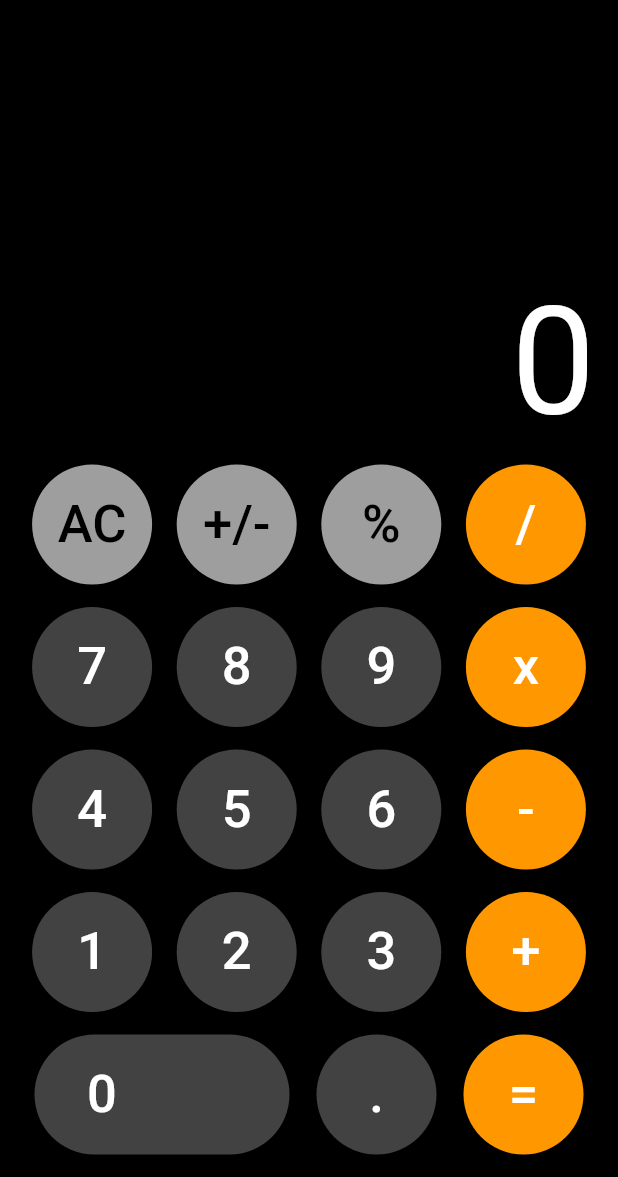
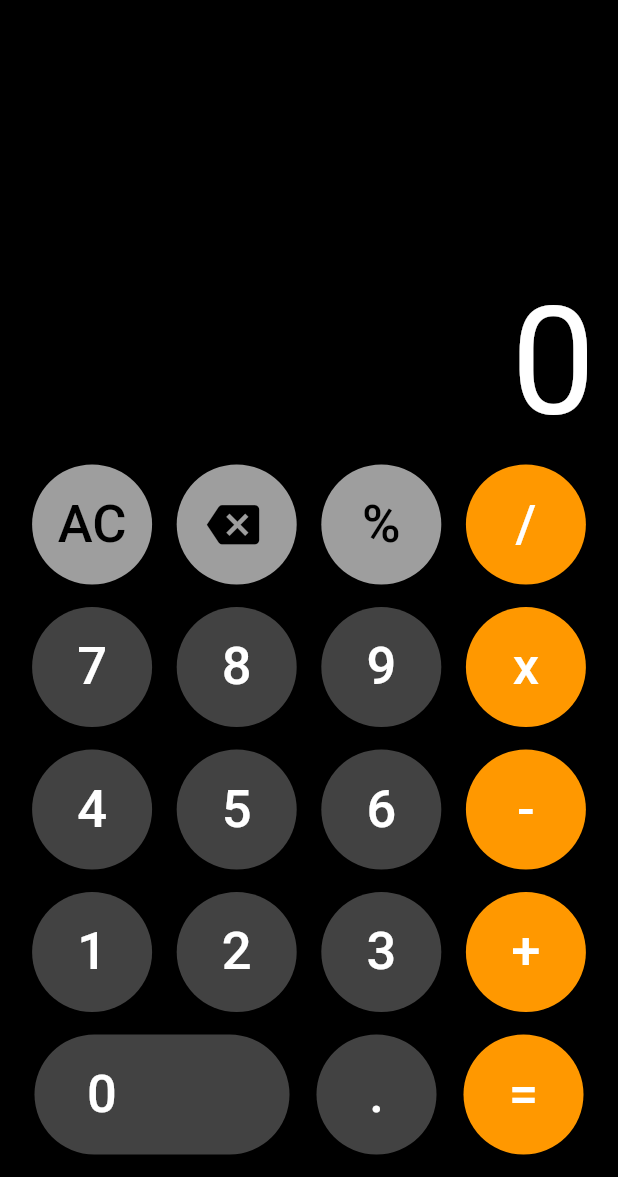
Before and after one commit to VeliKaanKonakl/Flutter_Calculator_App, a Flutter app: the screen it shows after launch, on a phone screen of 412 x 824 dp, the part 59-1236 px from its top. Run offline on Flutter 3.47's test engine with Material 2 defaults, Android fonts, the phone set to English and light mode, and no system bars.

Commit message:
Calculator UI 1.2

```diff
--- a/calculator_app_konakli/lib/main.dart
+++ b/calculator_app_konakli/lib/main.dart
@@ -47,6 +47,28 @@ class _CalculatorState extends State<Calculator>{
   ),
   );
   }
+  Widget btnBackSpace(Color btncolor,Color txtcolor){
+    return Container(
+      child: SizedBox(
+        width: 80,
+        height: 80,
+        child: ElevatedButton(
+          onPressed: (){
+            //fonksiyon buton.
+          },
+          style: ElevatedButton.styleFrom(
+            padding: EdgeInsets.only(right: 5.0),
+            shape: CircleBorder(),
+            backgroundColor: btncolor,
+          ),
+          child: Icon(Icons.backspace,
+            size: 35,
+            color: Colors.black,
+          ),
+        ),
+      ),
+    );
+  }
 
   @override
   Widget build(BuildContext context) {
@@ -74,7 +96,7 @@ class _CalculatorState extends State<Calculator>{
               children: [
                 //Buton Fonksiyonlari Buraya cagirilacak.
                 calcbutton('AC', Colors.grey, Colors.black),
-                calcbutton('+/-', Colors.grey, Colors.black),
+                btnBackSpace(Colors.grey, Colors.black),
                 calcbutton('%', Colors.grey, Colors.black),
                 calcbutton('/', Colors.orange, Colors.white),
               ],
```
